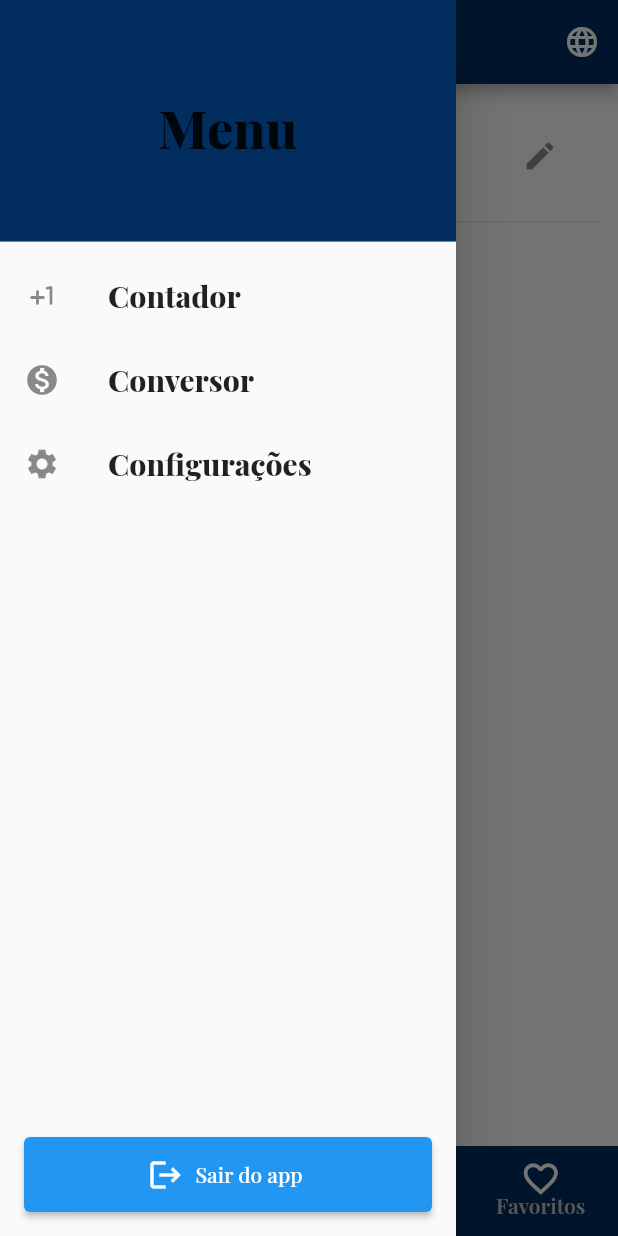
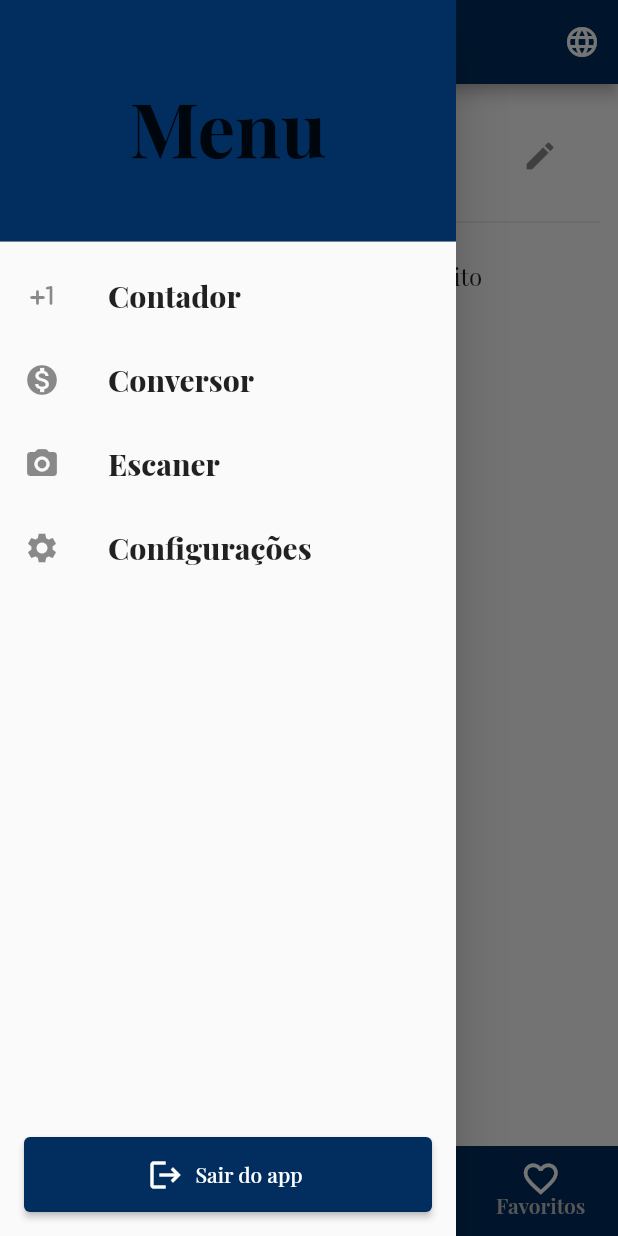
Before and after one commit to jonascsaraiva/Apk_Bank, a Flutter app: the screen it shows once a user with an empty profile is signed in, with the side drawer open, on a phone screen of 412 x 824 dp. Run offline on Flutter 3.47's test engine with Material 3 defaults, Android fonts, the phone set to English and light mode, and no system bars; our stand-ins replace camera, cloud_firestore, firebase_auth, firebase_core, fl_chart, hive and 4 more; accounts and stored records are empty; network calls fail; statements that could not run were skipped; project files that could hold a hidden picture were left out.

Commit message:
Anexar imagens/escaneador

```diff
--- a/lib/app_widget.dart
+++ b/lib/app_widget.dart
@@ -40,7 +40,6 @@ class AppWidget extends StatelessWidget {
 
             routes: {
               '/': (context) => const AuthCheck(),
-              //'/home': (context) => const HomePage(), primeira rota sempre é o /, então não precisa dessa rota aqui
               '/settings': (context) => Settings(),
               '/contador': (context) => const ContadorPage(),
               '/conversor': (context) => const ConversorPage(),
--- a/lib/home_page.dart
+++ b/lib/home_page.dart
@@ -4,6 +4,7 @@ import 'package:teste_1/list_pages.dart/account_page.dart';
 import 'package:teste_1/list_pages.dart/carteira_page.dart';
 import 'package:teste_1/list_pages.dart/conversor_page.dart';
 import 'package:teste_1/list_pages.dart/counter_page.dart';
+import 'package:teste_1/list_pages.dart/documentos_page.dart';
 import 'package:teste_1/list_pages.dart/favoritas_page.dart';
 import 'package:teste_1/list_pages.dart/moedas_page.dart';
 import 'package:teste_1/configs/configuracoa_page.dart';
@@ -74,6 +75,7 @@ class _HomePageState extends State<HomePage> {
     readNumberFormat();
 
     return Scaffold(
+      //Header do app,nome dinanmico
       appBar: AppBar(
         title: Text(
           _titles[_selectedIndex],
@@ -83,7 +85,7 @@ class _HomePageState extends State<HomePage> {
 
         backgroundColor: const Color.fromARGB(255, 1, 46, 95),
       ),
-
+      // Menu a parte do app
       drawer: Drawer(
         child: Column(
           children: [
@@ -92,7 +94,7 @@ class _HomePageState extends State<HomePage> {
               child: Center(
                 child: Text(
                   'Menu',
-                  style: TextStyle(fontSize: 35, fontWeight: FontWeight.w800),
+                  style: TextStyle(fontSize: 50, fontWeight: FontWeight.bold),
                 ),
               ),
             ),
@@ -130,7 +132,25 @@ class _HomePageState extends State<HomePage> {
                 );
               },
             ),
-
+            ListTile(
+              leading: const Icon(Icons.camera_alt_rounded, size: 24),
+              title: const Text(
+                'Escaner',
+                style: const TextStyle(
+                  fontSize: 20,
+                  fontWeight: FontWeight.w800,
+                ),
+              ),
+              onTap: () {
+                Navigator.push(
+                  context,
+                  MaterialPageRoute(
+                    builder: (context) => DocumentosPage(),
+                    fullscreenDialog: true,
+                  ),
+                );
+              },
+            ),
             ListTile(
               leading: const Icon(Icons.settings, size: 24),
               title: const Text(
@@ -147,14 +167,19 @@ class _HomePageState extends State<HomePage> {
                 );
               },
             ),
+
             Expanded(child: Container()),
             Padding(
               padding: const EdgeInsets.all(16.0),
               child: ElevatedButton.icon(
                 onPressed: () => context.read<AuthService>().logout(),
-                icon: Icon(Icons.logout),
-                label: Text("Sair do app"),
+                icon: Icon(Icons.logout, color: Colors.white),
+                label: Text(
+                  "Sair do app",
+                  style: TextStyle(color: Colors.white),
+                ),
                 style: ElevatedButton.styleFrom(
+                  backgroundColor: Color.fromARGB(255, 1, 46, 95),
                   minimumSize: Size(double.infinity, 50), // largura total
                 ),
               ),
@@ -162,10 +187,9 @@ class _HomePageState extends State<HomePage> {
           ],
         ),
       ),
-
-      // IndexedStack mantém todas as páginas montadas
+      // IndexedStack mantém todas as páginas montadas(Evitar microtravamentos)Faz a chama na função de cima.
       body: IndexedStack(index: _selectedIndex, children: _pages),
-
+      // Barra de navegação do rodapé do app
       bottomNavigationBar: Container(
         height: 60,
         color: const Color.fromARGB(255, 1, 46, 95),
--- a/lib/list_pages.dart/account_page.dart
+++ b/lib/list_pages.dart/account_page.dart
@@ -1,5 +1,7 @@
+import 'dart:io';
 import 'package:flutter/material.dart';
 import 'package:flutter/services.dart';
+import 'package:image_picker/image_picker.dart';
 import 'package:provider/provider.dart';
 import 'package:teste_1/configs/app_settings.dart';
 import 'package:teste_1/repositories/conta_repository.dart';
@@ -13,6 +15,8 @@ class accountPage extends StatefulWidget {
 }
 
 class _accountPageState extends State<accountPage> {
+  XFile? comprovante;
+
   @override
   Widget build(BuildContext context) {
     final conta = context.watch<ContaRepository>();
@@ -32,7 +36,10 @@ class _accountPageState extends State<accountPage> {
               title: Text('Saldo'),
               subtitle: Text(
                 real.format(conta.saldo),
-                style: TextStyle(fontSize: 25, color: Colors.indigo),
+                style: TextStyle(
+                  fontSize: 25,
+                  color: const Color.fromARGB(255, 10, 42, 221),
+                ),
               ),
               trailing: IconButton(
                 onPressed: updateSaldo,
@@ -40,10 +47,29 @@ class _accountPageState extends State<accountPage> {
               ),
             ),
             Divider(),
+            ListTile(
+              leading: Icon(Icons.attach_file),
+              title: Text('Enviar Comprovante de Depósito'),
+              onTap: selecionarComprovante,
+              trailing: comprovante != null
+                  ? Image.file(File(comprovante!.path))
+                  : null,
+            ),
           ],
         ),
       ),
     );
+  }
+
+  selecionarComprovante() async {
+    final ImagePicker picker = ImagePicker();
+
+    try {
+      XFile? file = await picker.pickImage(source: ImageSource.gallery);
+      if (file != null) setState(() => comprovante = file);
+    } catch (e) {
+      print(e);
+    }
   }
 
   updateSaldo() async {
--- a/pubspec.yaml
+++ b/pubspec.yaml
@@ -40,12 +40,11 @@ dependencies:
   firebase_core: ^4.0.0
   firebase_auth: ^6.0.1
   cloud_firestore: ^6.0.0
-
-  # The following adds the Cupertino Icons font to your application.
-  # Use with the CupertinoIcons class for iOS style icons.
+  camera: ^0.11.2
   cupertino_icons: ^1.0.8
   xml: ^6.5.0
   http: ^1.5.0
+  image_picker: ^1.2.0
 
 dev_dependencies:
   flutter_test:
```
Also changed, not shown: lib/list_pages.dart/documentos_page.dart (added, +133 -0 lines).
